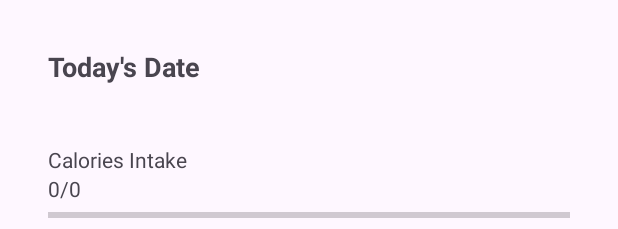
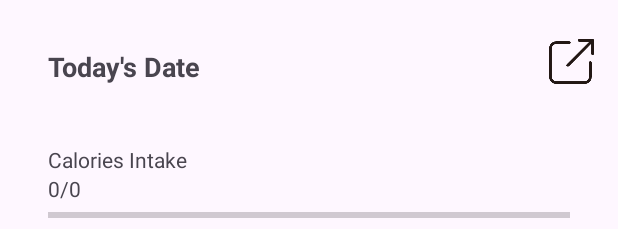
Before and after one commit to CS5520Summer2024Feinberg/final-project-finalproject-group6, an Android app: the layout activity_calculate_calories.xml on its own in the app's theme, with its tools: preview values and no code run, on a phone screen of 412 x 824 dp. Shown: the top 229 px of the screen. Run offline under Robolectric (Android 15) with nearby library versions, the light colour scheme and no system bars; plain views replace PieChart.

Commit message:
add share

```diff
--- a/app/src/main/res/layout/activity_calculate_calories.xml
+++ b/app/src/main/res/layout/activity_calculate_calories.xml
@@ -12,9 +12,15 @@
         android:orientation="vertical"
         android:padding="16dp">
 
+        <LinearLayout
+
+            android:orientation="horizontal"
+            android:layout_width="match_parent"
+            android:layout_height="wrap_content">
             <!-- Current Date TextView -->
             <TextView
                 android:id="@+id/tvSelectedDate"
+                android:layout_weight="1"
                 android:layout_width="wrap_content"
                 android:layout_height="wrap_content"
                 android:padding="16dp"
@@ -26,6 +32,17 @@
                 android:focusable="true"
                 android:background="?attr/selectableItemBackground"
                 android:onClick="showDatePickerDialog"/>
+
+           <ImageView
+               android:id="@+id/sharedImage"
+               android:layout_marginTop="10dp"
+               android:layout_width="30dp"
+               android:src="@drawable/share_png"
+               android:layout_height="30dp"/>
+
+        </LinearLayout>
+
+
 
         <LinearLayout
             android:id="@+id/progressLayout"
--- /dev/null
+++ b/app/src/main/res/xml/file_paths.xml
@@ -0,0 +1,4 @@
+<?xml version="1.0" encoding="utf-8"?>
+<paths xmlns:android="http://schemas.android.com/apk/res/android">
+    <external-path name="external_files" path="." />
+</paths>
```
Also changed, not shown: app/src/main/AndroidManifest.xml (+14 -0 lines), app/src/main/java/edu/northeastern/numad24su_group6/CalculateCaloriesActivity.java (+15 -0 lines), app/src/main/java/edu/northeastern/numad24su_group6/utils/ScreenshotUtils.java (added, +65 -0 lines), app/src/main/res/drawable/share_png.png (added). Lines whose indentation alone changed are shown as unchanged.
